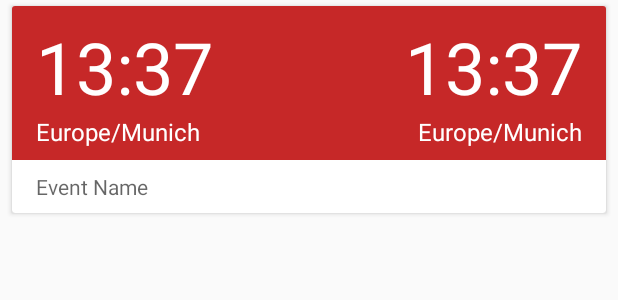
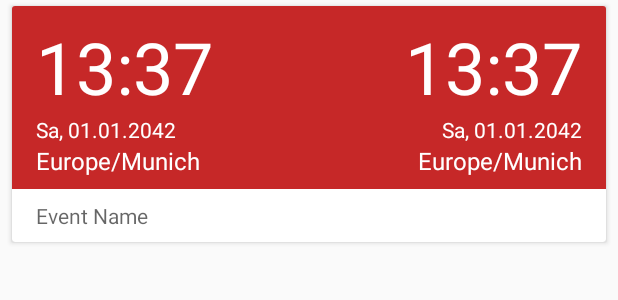
Before and after one commit to thestr4ng3r/worldtime-android, an Android app: the layout item_event.xml on its own in the app's theme, with its tools: preview values and no code run, on a phone screen of 412 x 824 dp. Shown: the top 300 px of the screen. Run offline under Robolectric (Android 15) with nearby library versions, the phone set to English and light mode, and no system bars.

Commit message:
Add Dates

```diff
--- a/app/src/main/java/com/metallic/worldtime/Global.kt
+++ b/app/src/main/java/com/metallic/worldtime/Global.kt
@@ -4,7 +4,7 @@ import android.content.res.Resources
 import org.joda.time.format.DateTimeFormat
 import java.text.DecimalFormat
 
-val DATE_FORMAT_TIME = DateTimeFormat.forPattern("HH:mm")
+val DATE_FORMAT_TIME = DateTimeFormat.shortTime()
 val DATE_FORMAT_DATE = DateTimeFormat.fullDate()
 
 val DECIMAL_FORMAT_OFFSET = DecimalFormat("+#0.#;-#0.#")
--- a/app/src/main/java/com/metallic/worldtime/adapter/EventsRecyclerViewAdapter.kt
+++ b/app/src/main/java/com/metallic/worldtime/adapter/EventsRecyclerViewAdapter.kt
@@ -41,11 +41,13 @@ class EventsRecyclerViewAdapter: RecyclerView.Adapter<EventsRecyclerViewAdapter.
 		viewHolder.nameTextView.text = DateTimeZone.getDefault().id
 		val localTime = LocalDateTime(event.date, DateTimeZone.getDefault())
 		viewHolder.timeTextView.text = DATE_FORMAT_TIME.print(localTime)
+		viewHolder.dateTextView.text = DATE_FORMAT_DATE.print(localTime)
 
 		val timeZone = DateTimeZone.forID(event.timeZoneId)
 		viewHolder.name2TextView.text = timeZone.id
 		val remoteTime = LocalDateTime(event.date, timeZone)
 		viewHolder.time2TextView.text = DATE_FORMAT_TIME.print(remoteTime)
+		viewHolder.date2TextView.text = DATE_FORMAT_DATE.print(remoteTime)
 
 		viewHolder.eventTitleTextView.text = event.title
 
@@ -54,8 +56,10 @@ class EventsRecyclerViewAdapter: RecyclerView.Adapter<EventsRecyclerViewAdapter.
 		viewHolder.headerBackgroundView.setBackgroundColor(timeZoneColor.color)
 		viewHolder.nameTextView.setTextColor(timeZoneColor.textColor)
 		viewHolder.timeTextView.setTextColor(timeZoneColor.textColor)
+		viewHolder.dateTextView.setTextColor(timeZoneColor.textColor)
 		viewHolder.name2TextView.setTextColor(timeZoneColor.textColor)
 		viewHolder.time2TextView.setTextColor(timeZoneColor.textColor)
+		viewHolder.date2TextView.setTextColor(timeZoneColor.textColor)
 
 		viewHolder.itemLayout.setOnClickListener {
 			val context = viewHolder.itemLayout.context
@@ -83,9 +87,11 @@ class EventsRecyclerViewAdapter: RecyclerView.Adapter<EventsRecyclerViewAdapter.
 	{
 		val nameTextView = itemView.name_text_view!!
 		val timeTextView = itemView.time_text_view!!
+		val dateTextView = itemView.date_text_view!!
 
 		val name2TextView = itemView.name2_text_view!!
 		val time2TextView = itemView.time2_text_view!!
+		val date2TextView = itemView.date2_text_view!!
 
 		val eventTitleTextView = itemView.event_title_text_view!!
 
--- a/app/src/main/java/com/metallic/worldtime/model/Event.kt
+++ b/app/src/main/java/com/metallic/worldtime/model/Event.kt
@@ -25,7 +25,7 @@ class Event
 @Dao
 interface EventDao
 {
-	@Query("SELECT * FROM $tableName")
+	@Query("SELECT * FROM $tableName ORDER BY date DESC")
 	fun getAll(): LiveData<List<Event>>
 
 	@Query("SELECT * FROM $tableName WHERE id = :arg0")
--- a/app/src/main/res/layout/fragment_events.xml
+++ b/app/src/main/res/layout/fragment_events.xml
@@ -28,7 +28,7 @@
         app:layoutManager="LinearLayoutManager"
         app:layout_behavior="@string/appbar_scrolling_view_behavior"
         android:paddingTop="4dp"
-        android:paddingBottom="4dp"
+        android:paddingBottom="84dp"
         android:clipToPadding="false"/>
 
     <android.support.design.widget.FloatingActionButton
--- a/app/src/main/res/layout/item_event.xml
+++ b/app/src/main/res/layout/item_event.xml
@@ -15,8 +15,6 @@
         android:id="@+id/item_layout"
         android:layout_width="match_parent"
         android:layout_height="wrap_content">
-
-
 
         <View android:id="@+id/header_background_view"
             android:layout_width="match_parent"
@@ -48,8 +46,17 @@
             android:textSize="48sp"
             android:textColor="@android:color/white"
             android:layout_marginStart="16dp"
-            android:layout_marginTop="8dp"
-            android:layout_marginBottom="8dp"/>
+            android:layout_marginTop="8dp"/>
+
+        <TextView
+            android:id="@+id/date_text_view"
+            android:layout_width="wrap_content"
+            android:layout_height="wrap_content"
+            app:layout_constraintStart_toStartOf="@+id/time_text_view"
+            app:layout_constraintTop_toBottomOf="@id/time_text_view"
+            tools:text="Sa, 01.01.2042"
+            android:textSize="14sp"
+            android:textColor="@android:color/white" />
 
         <TextView
             android:id="@+id/name_text_view"
@@ -57,7 +64,7 @@
             android:layout_height="wrap_content"
             tools:text="Europe/Munich"
             android:textColor="@android:color/white"
-            app:layout_constraintTop_toBottomOf="@+id/time_text_view"
+            app:layout_constraintTop_toBottomOf="@+id/date_text_view"
             app:layout_constraintStart_toStartOf="@+id/time_text_view"
             android:textSize="16sp"/>
 
@@ -75,12 +82,22 @@
             android:layout_marginBottom="8dp"/>
 
         <TextView
+            android:id="@+id/date2_text_view"
+            android:layout_width="wrap_content"
+            android:layout_height="wrap_content"
+            app:layout_constraintEnd_toEndOf="@+id/time2_text_view"
+            app:layout_constraintTop_toBottomOf="@id/time2_text_view"
+            tools:text="Sa, 01.01.2042"
+            android:textSize="14sp"
+            android:textColor="@android:color/white" />
+
+        <TextView
             android:id="@+id/name2_text_view"
             android:layout_width="wrap_content"
             android:layout_height="wrap_content"
             tools:text="Europe/Munich"
             android:textColor="@android:color/white"
-            app:layout_constraintTop_toBottomOf="@+id/time2_text_view"
+            app:layout_constraintTop_toBottomOf="@+id/date2_text_view"
             app:layout_constraintEnd_toEndOf="@+id/time2_text_view"
             android:textSize="16sp"/>
 
--- a/app/src/main/res/values/strings.xml
+++ b/app/src/main/res/values/strings.xml
@@ -5,6 +5,8 @@
     <string name="navigation_drawer_close">Close navigation drawer</string>
 
     <string name="local_time">Local Time</string>
+    <string name="yesterday">Yesterday</string>
+    <string name="tomorrow">Tomorrow</string>
 
     <string name="action_settings">Settings</string>
 
```
Also changed, not shown: app/src/main/java/com/metallic/worldtime/adapter/CurrentTimeTimeZonesRecyclerViewAdapter.kt (+23 -4 lines), app/src/main/res/layout/item_current_time_time_zone.xml (+14 -1 lines).
